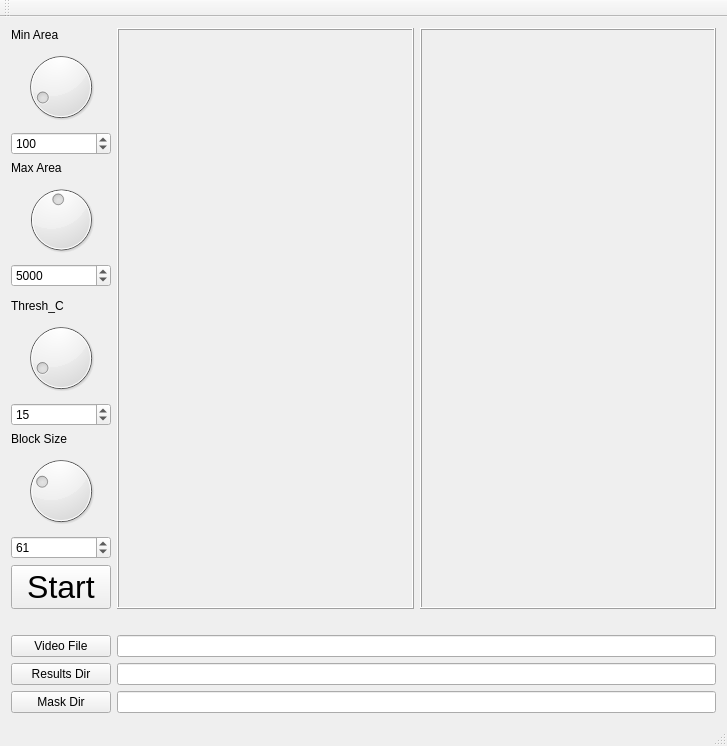
This is examples/getMaskParams/QtCreatorFiles/mainwindow.ui in ver228/tierpsy-tracker as Qt 5 draws it before an edit. The edited form follows.
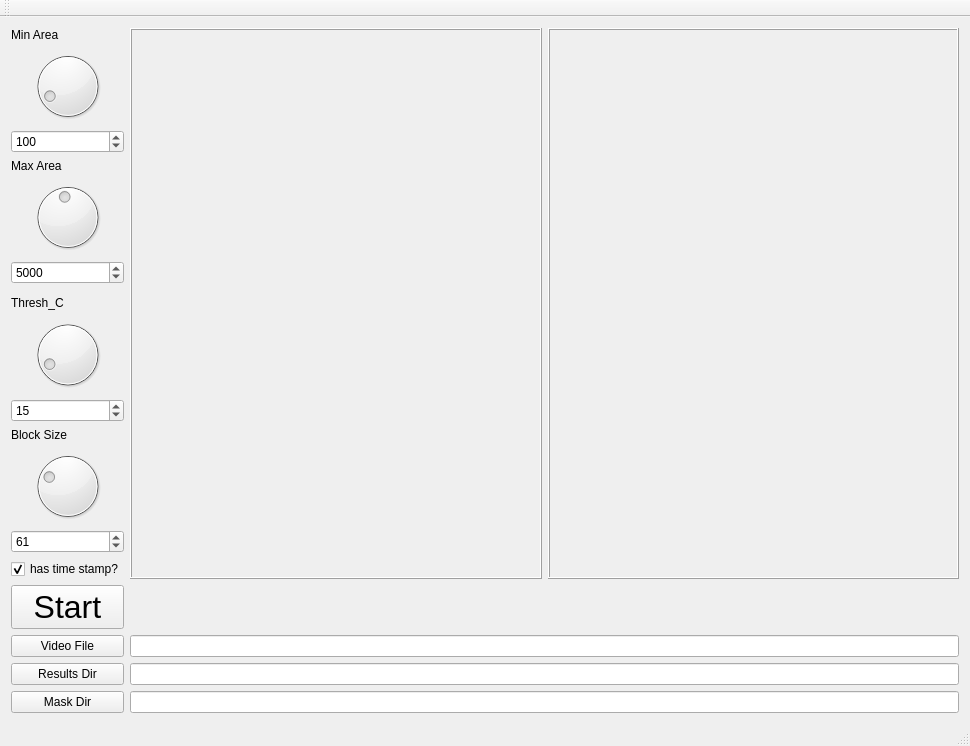
This is the edited form.

The edit to the form file:
```diff
--- a/examples/getMaskParams/QtCreatorFiles/mainwindow.ui
+++ b/examples/getMaskParams/QtCreatorFiles/mainwindow.ui
@@ -6,7 +6,7 @@
    <rect>
     <x>0</x>
     <y>0</y>
-    <width>727</width>
+    <width>970</width>
     <height>746</height>
    </rect>
   </property>
@@ -259,22 +259,6 @@
      </widget>
     </item>
     <item row="6" column="0">
-     <spacer name="horizontalSpacer">
-      <property name="orientation">
-       <enum>Qt::Horizontal</enum>
-      </property>
-      <property name="sizeType">
-       <enum>QSizePolicy::Maximum</enum>
-      </property>
-      <property name="sizeHint" stdset="0">
-       <size>
-        <width>40</width>
-        <height>20</height>
-       </size>
-      </property>
-     </spacer>
-    </item>
-    <item row="5" column="0">
      <widget class="QPushButton" name="pushButton_start">
       <property name="font">
        <font>
@@ -295,6 +279,16 @@
       </property>
      </widget>
     </item>
+    <item row="5" column="0">
+     <widget class="QCheckBox" name="checkBox_hasTimestamp">
+      <property name="text">
+       <string>has time stamp?</string>
+      </property>
+      <property name="checked">
+       <bool>true</bool>
+      </property>
+     </widget>
+    </item>
    </layout>
   </widget>
   <widget class="QMenuBar" name="menuBar">
```
Left out of the diff: 2 changed lines with no effect on the pictures.
